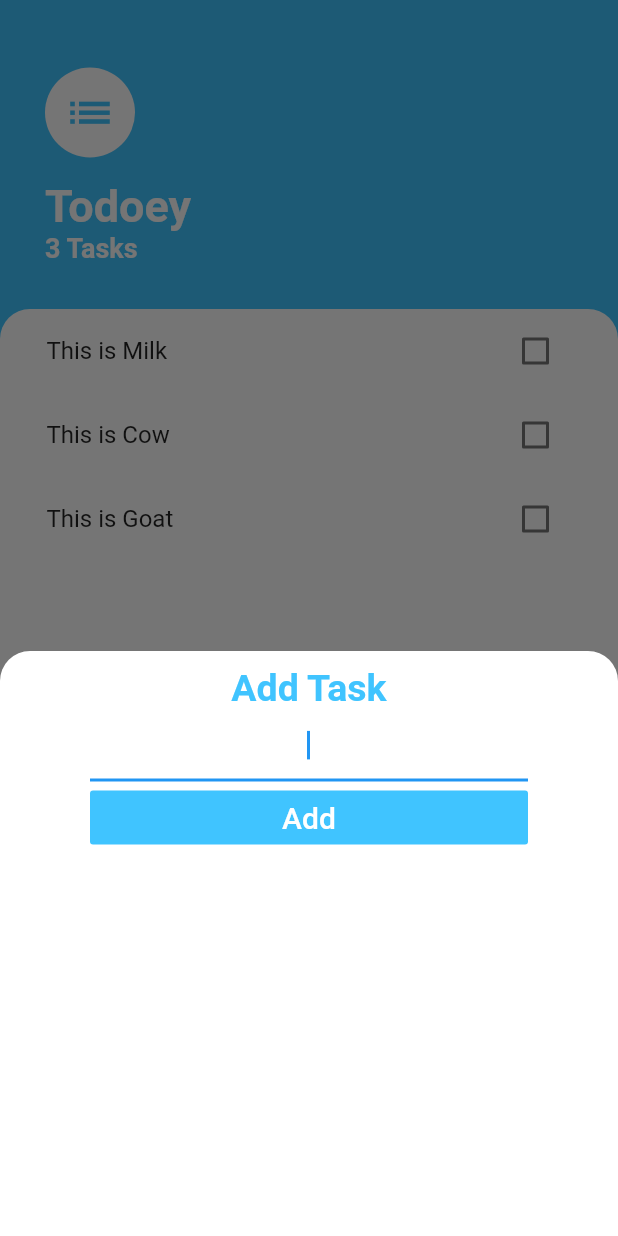
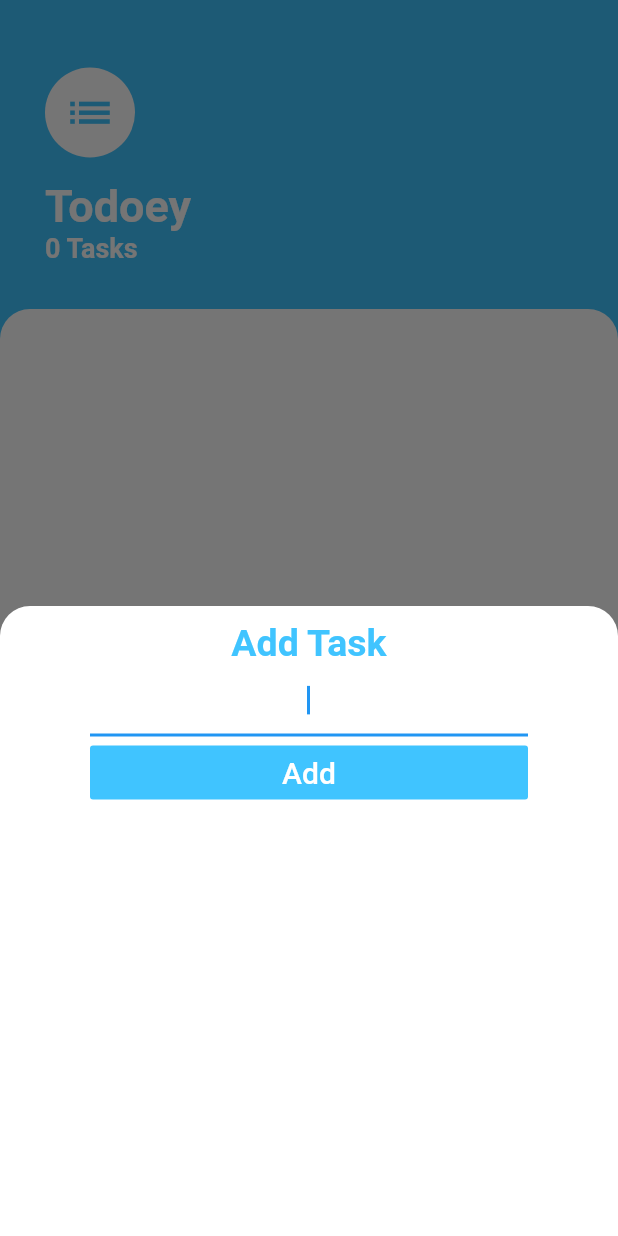
Before and after one commit to mohaknigam/TodoApp, a Flutter app: the screen it shows after launch, after a tap on the "add" icon, on a phone screen of 412 x 824 dp. Run offline on Flutter 3.47's test engine with Material 2 defaults, Android fonts, the phone set to English and light mode, and no system bars.

Commit message:
Complete App

```diff
--- a/lib/Models/task_data.dart
+++ b/lib/Models/task_data.dart
@@ -3,11 +3,7 @@ import 'package:flutter/material.dart';
 import 'dart:collection';
 
 class TaskData extends ChangeNotifier {
-  List<Task> _tasks = [
-    Task(name: 'This is Milk'),
-    Task(name: 'This is Cow'),
-    Task(name: 'This is Goat'),
-  ];
+  List<Task> _tasks = [];
 
   UnmodifiableListView<Task> get tasks {
     return UnmodifiableListView(_tasks);
--- a/lib/Screens/add_task_screen.dart
+++ b/lib/Screens/add_task_screen.dart
@@ -8,7 +8,7 @@ class AddTaskScreen extends StatelessWidget {
     String newTaskTitle;
 
     return Container(
-      height: 390,
+      height: 420,
       color: Color(0xff757575),
       child: Container(
         padding: EdgeInsets.only(
```
